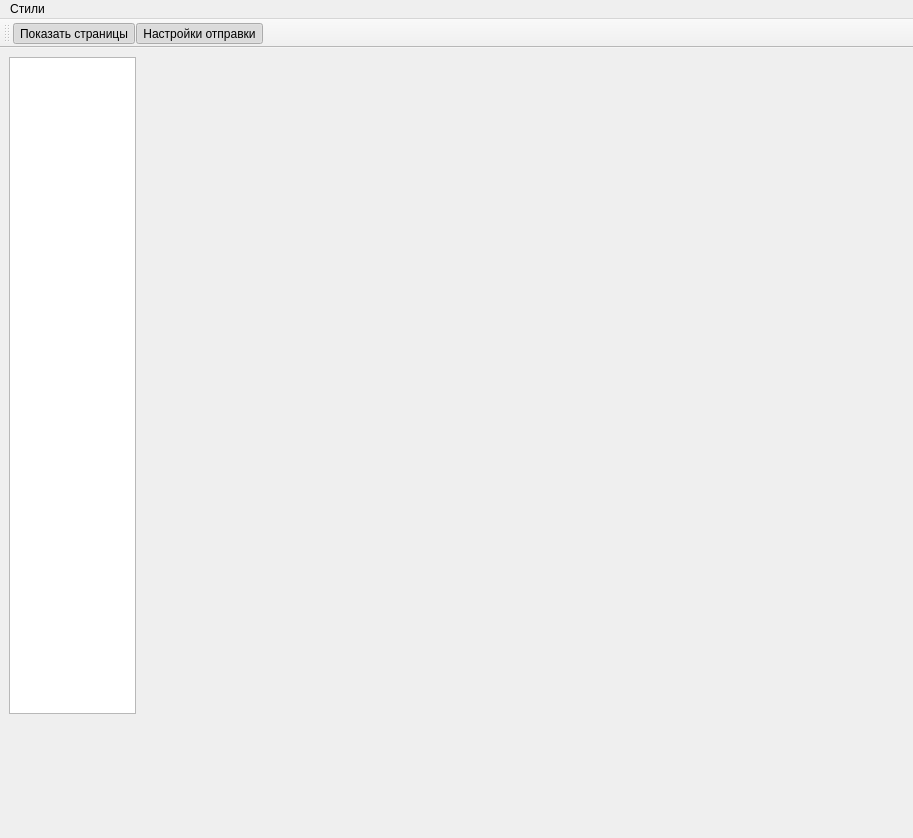
This is ui/MainWindow/MainWindow.ui in Jomart02/Lazuli as Qt 5 draws it before an edit. The edited form follows.
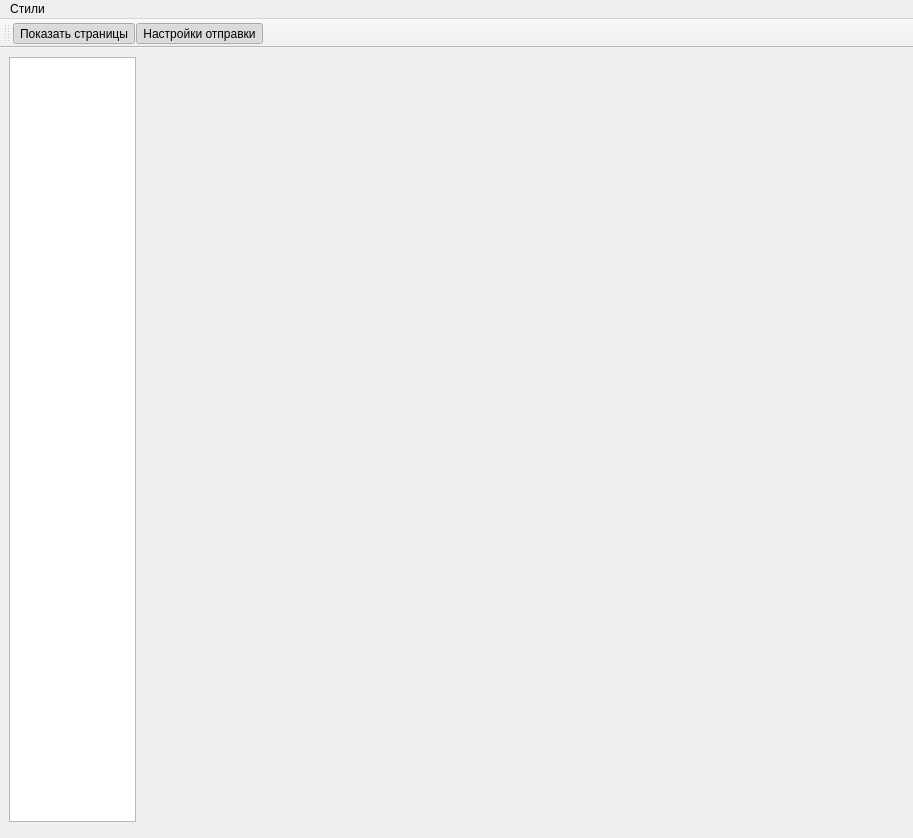
This is the edited form. Custom widgets are drawn as their Qt base class.

Commit message: change style || change Form

Patch:
```diff
--- a/ui/MainWindow/MainWindow.ui
+++ b/ui/MainWindow/MainWindow.ui
@@ -14,9 +14,21 @@
    <string>MainWindow</string>
   </property>
   <widget class="QWidget" name="centralwidget">
-   <layout class="QGridLayout" name="gridLayout" rowstretch="6,1" columnstretch="1,6">
+   <layout class="QGridLayout" name="gridLayout" rowstretch="0,0" columnstretch="1,6" rowminimumheight="6,1">
     <item row="0" column="0">
      <widget class="QTreeWidget" name="treeWidget">
+      <property name="sizePolicy">
+       <sizepolicy hsizetype="Preferred" vsizetype="Preferred">
+        <horstretch>0</horstretch>
+        <verstretch>0</verstretch>
+       </sizepolicy>
+      </property>
+      <property name="rootIsDecorated">
+       <bool>false</bool>
+      </property>
+      <property name="animated">
+       <bool>true</bool>
+      </property>
       <attribute name="headerVisible">
        <bool>false</bool>
       </attribute>
@@ -30,7 +42,7 @@
     <item row="0" column="1">
      <widget class="QStackedWidget" name="stackedWidget">
       <property name="sizePolicy">
-       <sizepolicy hsizetype="Minimum" vsizetype="Minimum">
+       <sizepolicy hsizetype="Preferred" vsizetype="Preferred">
         <horstretch>0</horstretch>
         <verstretch>0</verstretch>
        </sizepolicy>
@@ -38,7 +50,14 @@
      </widget>
     </item>
     <item row="1" column="0" colspan="2">
-     <widget class="SendWidget" name="sendPanel" native="true"/>
+     <widget class="SendWidget" name="sendPanel" native="true">
+      <property name="sizePolicy">
+       <sizepolicy hsizetype="Preferred" vsizetype="Maximum">
+        <horstretch>0</horstretch>
+        <verstretch>0</verstretch>
+       </sizepolicy>
+      </property>
+     </widget>
     </item>
    </layout>
   </widget>
```
The commit also changes 7 other files.
